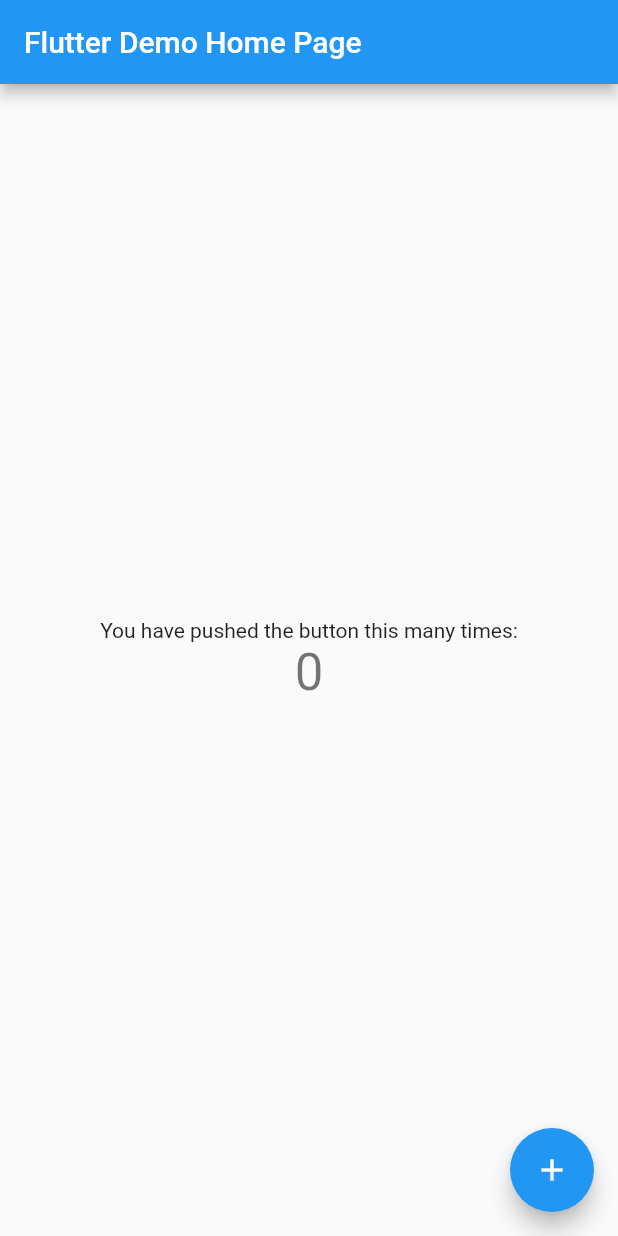
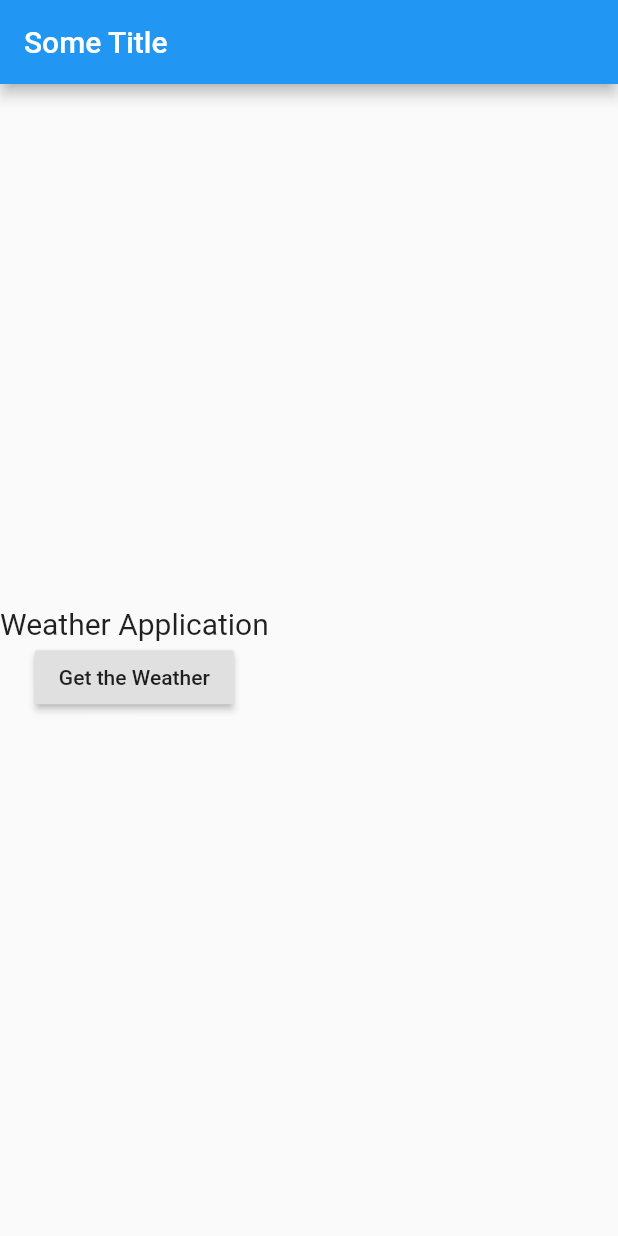
Before and after one commit to soni-aditya/flutter-internationalization, a Flutter app: the screen it shows after launch, on a phone screen of 412 x 824 dp. Run offline on Flutter 3.47's test engine with Material 2 defaults, Android fonts, the phone set to English and light mode, and no system bars.

Commit message:
feature: Achieved localization based on the localization of our application.

```diff
--- a/lib/main.dart
+++ b/lib/main.dart
@@ -1,109 +1,71 @@
 import 'package:flutter/material.dart';
+import 'package:flutter_internationalization/locale/app_localizations.dart';
+import 'package:flutter_internationalization/locale/applications_delegate.dart';
+import 'package:flutter_localizations/flutter_localizations.dart';
 
 void main() => runApp(new MyApp());
 
 class MyApp extends StatelessWidget {
-  // This widget is the root of your application.
   @override
   Widget build(BuildContext context) {
     return new MaterialApp(
-      title: 'Flutter Demo',
+      localizationsDelegates: [
+        AppLocalizationsDelegate(),
+        GlobalMaterialLocalizations
+            .delegate, //Default -> Does localization for material app
+        GlobalWidgetsLocalizations
+            .delegate //Default -> Does localization for widgets
+      ],
+      //Locale('languageCode','countryCode')
+      supportedLocales: [
+        Locale("en", ""),
+      ],
+      //Dynamic Builder for the title property
+      onGenerateTitle: (BuildContext context) =>
+          AppLocalizations.of(context).title,
       theme: new ThemeData(
-        // This is the theme of your application.
-        //
-        // Try running your application with "flutter run". You'll see the
-        // application has a blue toolbar. Then, without quitting the app, try
-        // changing the primarySwatch below to Colors.green and then invoke
-        // "hot reload" (press "r" in the console where you ran "flutter run",
-        // or press Run > Flutter Hot Reload in IntelliJ). Notice that the
-        // counter didn't reset back to zero; the application is not restarted.
         primarySwatch: Colors.blue,
       ),
-      home: new MyHomePage(title: 'Flutter Demo Home Page'),
+      home: new MyHomePage(),
     );
   }
 }
 
 class MyHomePage extends StatefulWidget {
-  MyHomePage({Key key, this.title}) : super(key: key);
-
-  // This widget is the home page of your application. It is stateful, meaning
-  // that it has a State object (defined below) that contains fields that affect
-  // how it looks.
-
-  // This class is the configuration for the state. It holds the values (in this
-  // case the title) provided by the parent (in this case the App widget) and
-  // used by the build method of the State. Fields in a Widget subclass are
-  // always marked "final".
-
-  final String title;
-
   @override
-  _MyHomePageState createState() => new _MyHomePageState();
+  MyHomePageState createState() {
+    return new MyHomePageState();
+  }
 }
 
-class _MyHomePageState extends State<MyHomePage> {
-  int _counter = 0;
-
-  void _incrementCounter() {
-    setState(() {
-      // This call to setState tells the Flutter framework that something has
-      // changed in this State, which causes it to rerun the build method below
-      // so that the display can reflect the updated values. If we changed
-      // _counter without calling setState(), then the build method would not be
-      // called again, and so nothing would appear to happen.
-      _counter++;
-    });
-  }
+class MyHomePageState extends State<MyHomePage> {
+  Locale locale;
 
   @override
   Widget build(BuildContext context) {
-    // This method is rerun every time setState is called, for instance as done
-    // by the _incrementCounter method above.
-    //
-    // The Flutter framework has been optimized to make rerunning build methods
-    // fast, so that you can just rebuild anything that needs updating rather
-    // than having to individually change instances of widgets.
-    return new Scaffold(
-      appBar: new AppBar(
-        // Here we take the value from the MyHomePage object that was created by
-        // the App.build method, and use it to set our appbar title.
-        title: new Text(widget.title),
+    //Get the current set locale,
+    // which we can use to manipualte the locale throughout the application
+    locale = Localizations.localeOf(context);
+    //eg. change the font size according to the set language.
+    return Scaffold(
+      appBar: AppBar(
+        title: Text('Some Title'),
       ),
-      body: new Center(
-        // Center is a layout widget. It takes a single child and positions it
-        // in the middle of the parent.
-        child: new Column(
-          // Column is also layout widget. It takes a list of children and
-          // arranges them vertically. By default, it sizes itself to fit its
-          // children horizontally, and tries to be as tall as its parent.
-          //
-          // Invoke "debug paint" (press "p" in the console where you ran
-          // "flutter run", or select "Toggle Debug Paint" from the Flutter tool
-          // window in IntelliJ) to see the wireframe for each widget.
-          //
-          // Column has various properties to control how it sizes itself and
-          // how it positions its children. Here we use mainAxisAlignment to
-          // center the children vertically; the main axis here is the vertical
-          // axis because Columns are vertical (the cross axis would be
-          // horizontal).
-          mainAxisAlignment: MainAxisAlignment.center,
-          children: <Widget>[
-            new Text(
-              'You have pushed the button this many times:',
+      body: Column(
+        mainAxisAlignment: MainAxisAlignment.center,
+        children: <Widget>[
+          Text(
+            AppLocalizations.of(context).title,
+            style: TextStyle(
+              fontSize: locale.languageCode.contains("en") ? 20.0 : 15.0,
             ),
-            new Text(
-              '$_counter',
-              style: Theme.of(context).textTheme.display1,
-            ),
-          ],
-        ),
+          ),
+          RaisedButton(
+            onPressed: () {},
+            child: Text(AppLocalizations.of(context).buttonText),
+          )
+        ],
       ),
-      floatingActionButton: new FloatingActionButton(
-        onPressed: _incrementCounter,
-        tooltip: 'Increment',
-        child: new Icon(Icons.add),
-      ), // This trailing comma makes auto-formatting nicer for build methods.
     );
   }
 }
```
